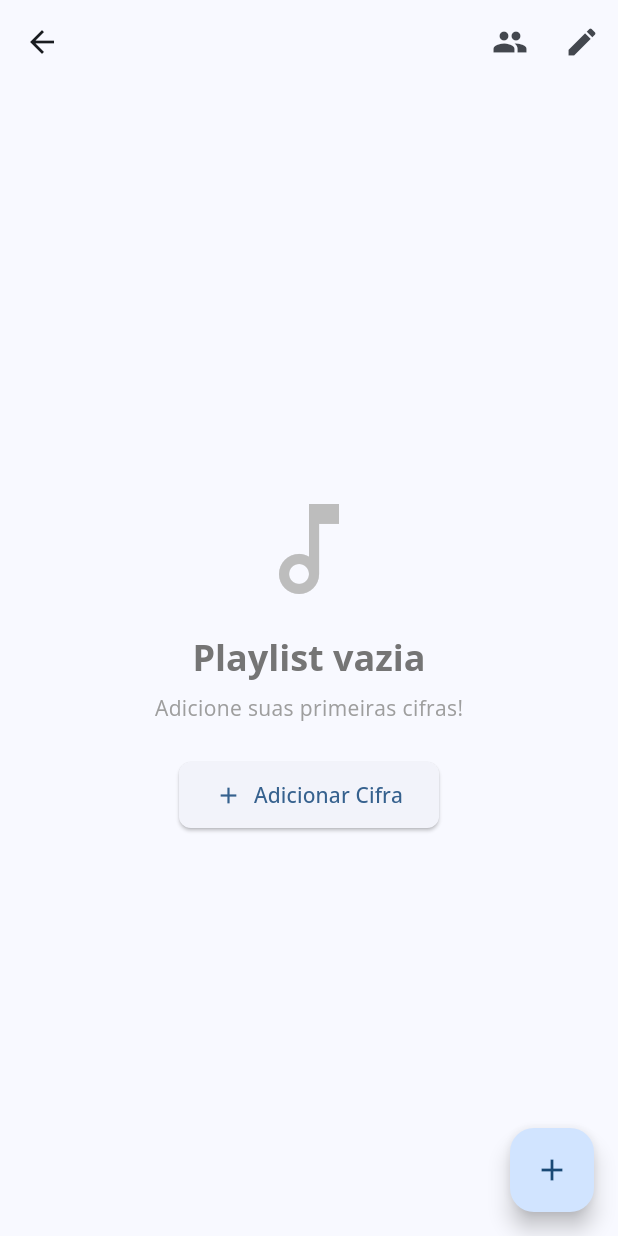
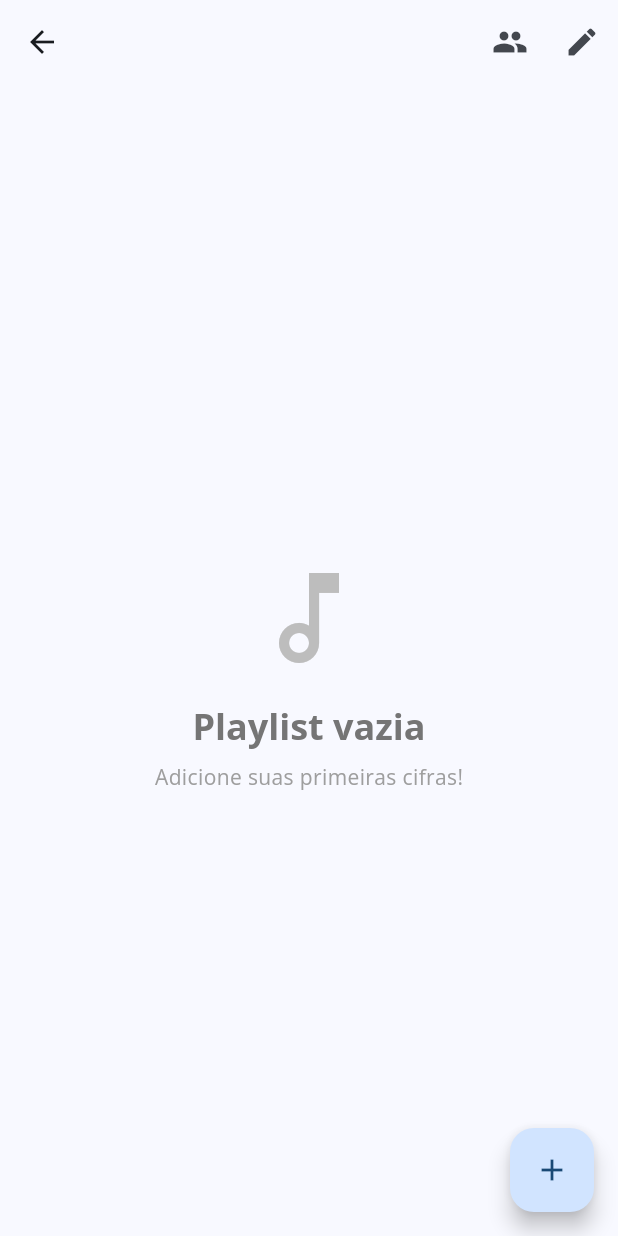
Before and after one commit to pedrobae/cipherApp, a Flutter app: the PlaylistViewer screen opened directly with empty values, on a phone screen of 412 x 824 dp. Run offline on Flutter 3.47's test engine with Material 3 defaults, Android fonts, the phone set to English and light mode, and no system bars; our stand-ins replace flutter_colorpicker, shared_preferences, sqflite, sqflite_common_ffi; missing offline and left inert: carousel_slider_plus; accounts and stored records are empty.

Commit message:
Refactor playlist viewer: remove empty playlist widget and enhance UI for empty state

```diff
--- a/cipher_app/lib/screens/playlist_viewer.dart
+++ b/cipher_app/lib/screens/playlist_viewer.dart
@@ -6,7 +6,6 @@ import 'package:provider/provider.dart';
 import '../widgets/cipher/editor/custom_reorderable_delayed.dart';
 import '../widgets/playlist/collaborators_bottom_sheet.dart';
 import '../widgets/playlist/edit_playlist_form.dart';
-import '../widgets/playlist/empty_playlist_widget.dart';
 import 'cipher_library.dart';
 
 class PlaylistViewer extends StatefulWidget {
@@ -25,22 +24,6 @@ class _PlaylistViewerState extends State<PlaylistViewer> {
   void initState() {
     super.initState();
     _cipherVersionIds = List.from(widget.playlist.cipherVersionIds);
-  }
-
-  void _onReorder(int oldIndex, int newIndex) {
-    // Update UI immediately
-    setState(() {
-      if (newIndex > oldIndex) newIndex--;
-      final item = _cipherVersionIds.removeAt(oldIndex);
-      _cipherVersionIds.insert(newIndex, item);
-    });
-
-    // Persist to database
-    final playlistProvider = context.read<PlaylistProvider>();
-    playlistProvider.reorderPlaylistCipherMaps(
-      widget.playlist.id,
-      _cipherVersionIds,
-    );
   }
 
   @override
@@ -73,18 +56,24 @@ class _PlaylistViewerState extends State<PlaylistViewer> {
           ),
         ],
       ),
-      body: Padding(
-        padding: const EdgeInsets.all(8.0),
-        child: hasCipherVersions
-            ? ReorderableListView.builder(
+      body: hasCipherVersions
+          ? Padding(
+              padding: const EdgeInsets.all(8.0),
+              child: ReorderableListView.builder(
                 proxyDecorator: (child, index, animation) =>
                     Material(type: MaterialType.transparency, child: child),
                 buildDefaultDragHandles: true,
                 header: Padding(
-                  padding: const EdgeInsets.only(bottom: 10),
-                  child: Center(child: Text(widget.playlist.description ?? '')),
+                  padding: const EdgeInsets.only(
+                    bottom: 8.0,
+                    left: 16,
+                    right: 16,
+                  ),
+                  child: Text(
+                    widget.playlist.description ?? '',
+                    textAlign: TextAlign.center,
+                  ),
                 ),
-
                 itemCount: _cipherVersionIds.length,
                 onReorder: _onReorder,
                 itemBuilder: (context, index) {
@@ -95,18 +84,60 @@ class _PlaylistViewerState extends State<PlaylistViewer> {
                     index: index,
                     child: CipherVersionCard(
                       cipherVersionId: cipherVersionId,
-                      onDelete: () => _handleDeleteVersion(widget.playlist.id, cipherVersionId),
-                    )
+                      onDelete: () => _handleDeleteVersion(
+                        widget.playlist.id,
+                        cipherVersionId,
+                      ),
+                    ),
                   );
                 },
-              )
-            : const EmptyPlaylistWidget(),
-      ),
+              ),
+            )
+          : Center(
+              child: Column(
+                children: [
+                  Padding(
+                    padding: const EdgeInsets.symmetric(horizontal: 16.0),
+                    child: Text(
+                      widget.playlist.description ?? '',
+                      textAlign: TextAlign.center,
+                    ),
+                  ),
+                  Expanded(
+                    child: Column(
+                      mainAxisAlignment: MainAxisAlignment.center,
+                      children: [
+                        Icon(
+                          Icons.music_note_outlined,
+                          size: 80,
+                          color: Colors.grey[400],
+                        ),
+                        const SizedBox(height: 16),
+                        Text(
+                          'Playlist vazia',
+                          style: Theme.of(context).textTheme.headlineSmall
+                              ?.copyWith(
+                                color: Colors.grey[600],
+                                fontWeight: FontWeight.bold,
+                              ),
+                        ),
+                        const SizedBox(height: 8),
+                        Text(
+                          'Adicione suas primeiras cifras!',
+                          style: Theme.of(context).textTheme.bodyMedium
+                              ?.copyWith(color: Colors.grey[500]),
+                        ),
+                      ],
+                    ),
+                  ),
+                ],
+              ),
+            ),
       floatingActionButton: FloatingActionButton(
         onPressed: () => _navigateToAddCiphers(),
         tooltip: 'Adicionar Cifras',
         child: const Icon(Icons.add),
-      )
+      ),
     );
   }
 
@@ -137,6 +168,22 @@ class _PlaylistViewerState extends State<PlaylistViewer> {
     );
   }
 
+  void _onReorder(int oldIndex, int newIndex) {
+    // Update UI immediately
+    setState(() {
+      if (newIndex > oldIndex) newIndex--;
+      final item = _cipherVersionIds.removeAt(oldIndex);
+      _cipherVersionIds.insert(newIndex, item);
+    });
+
+    // Persist to database
+    final playlistProvider = context.read<PlaylistProvider>();
+    playlistProvider.reorderPlaylistCipherMaps(
+      widget.playlist.id,
+      _cipherVersionIds,
+    );
+  }
+
   void _handleDeleteVersion(int playlistId, int versionId) {
     // Show confirmation dialog first
     showDialog(
@@ -158,7 +205,10 @@ class _PlaylistViewerState extends State<PlaylistViewer> {
 
               // Update provider for persistence
               final playlistProvider = context.read<PlaylistProvider>();
-              playlistProvider.removeCipherMapFromPlaylist(playlistId, versionId);
+              playlistProvider.removeCipherMapFromPlaylist(
+                playlistId,
+                versionId,
+              );
             },
             child: const Text('Remover'),
           ),
--- a/cipher_app/lib/widgets/dialogs/create_playlist_dialog.dart
+++ b/cipher_app/lib/widgets/dialogs/create_playlist_dialog.dart
@@ -62,7 +62,7 @@ class _CreatePlaylistDialogState extends State<CreatePlaylistDialog> {
     if (name.isEmpty) return;
 
     final newPlaylist = Playlist(
-      id: 0, // Will be auto-generated
+      id: 0, // Will be overwritten by an auto-generated id on db insertion
       name: name,
       description: _descriptionController.text.trim().isEmpty
           ? null
--- a/cipher_app/lib/widgets/playlist/empty_playlist_widget.dart
+++ /dev/null
@@ -1,40 +0,0 @@
-import 'package:flutter/material.dart';
-
-class EmptyPlaylistWidget extends StatelessWidget {
-  const EmptyPlaylistWidget({super.key});
-
-  @override
-  Widget build(BuildContext context) {
-    return Center(
-      child: Column(
-        mainAxisAlignment: MainAxisAlignment.center,
-        children: [
-          Icon(Icons.music_note_outlined, size: 80, color: Colors.grey[400]),
-          const SizedBox(height: 16),
-          Text(
-            'Playlist vazia',
-            style: Theme.of(context).textTheme.headlineSmall?.copyWith(
-              color: Colors.grey[600],
-              fontWeight: FontWeight.bold,
-            ),
-          ),
-          const SizedBox(height: 8),
-          Text(
-            'Adicione suas primeiras cifras!',
-            style: Theme.of(
-              context,
-            ).textTheme.bodyMedium?.copyWith(color: Colors.grey[500]),
-          ),
-          const SizedBox(height: 24),
-          ElevatedButton.icon(
-            onPressed: () {
-              // TODO: Implement add cipher functionality
-            },
-            icon: const Icon(Icons.add),
-            label: const Text('Adicionar Cifra'),
-          ),
-        ],
-      ),
-    );
-  }
-}
```
